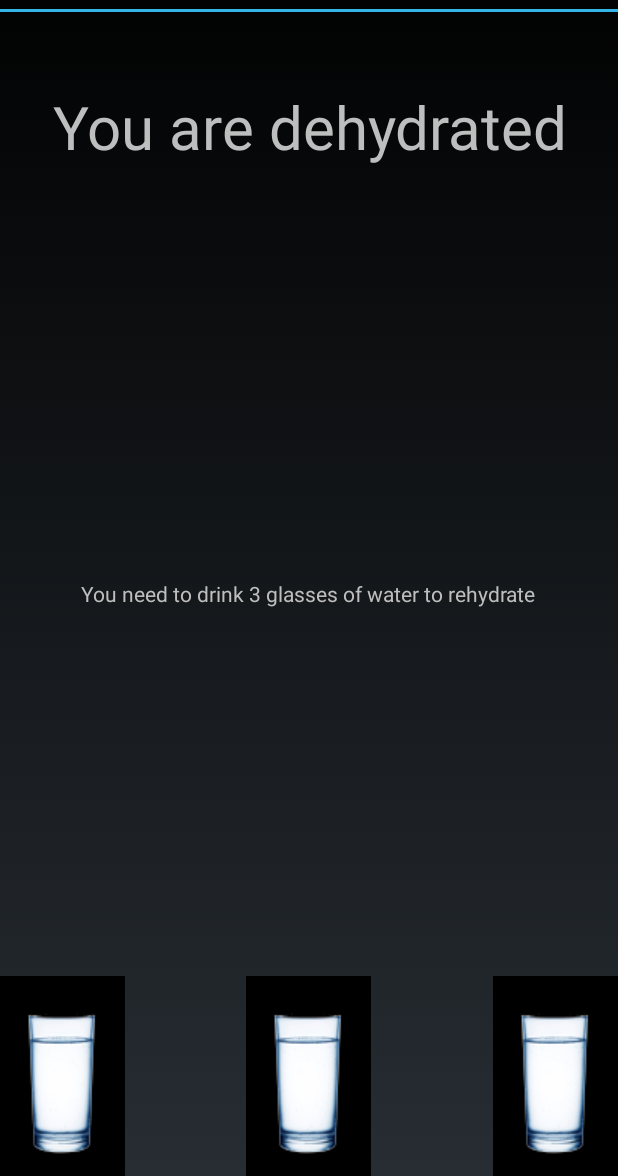
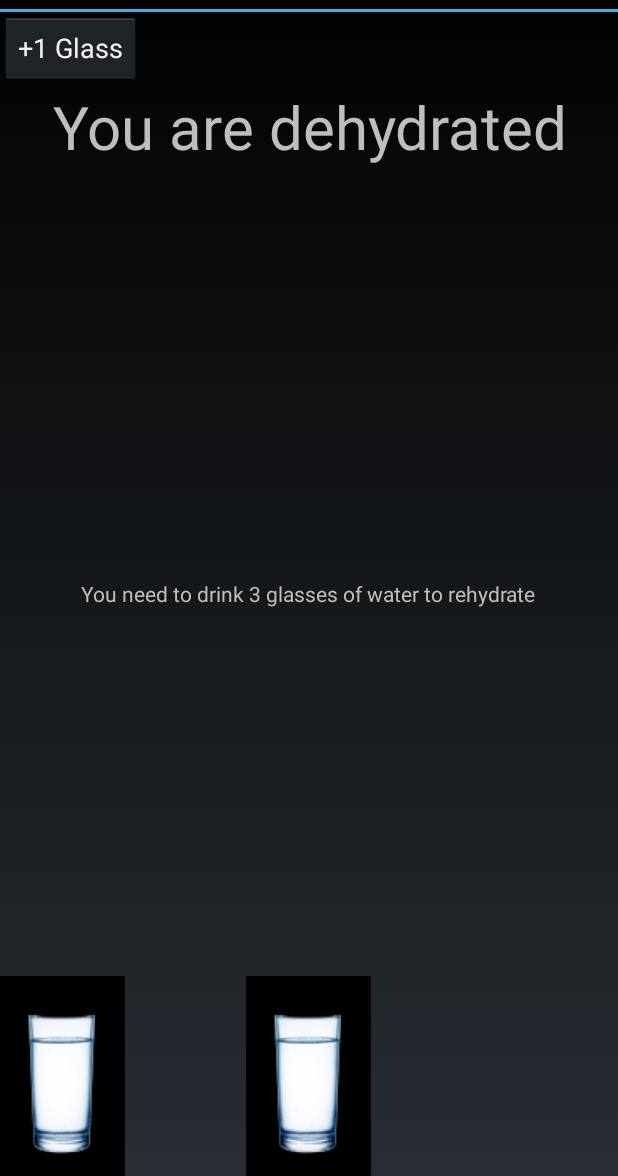
Before and after one commit to kstrauch/cupworthy, an Android app: the layout fragment_hydration.xml on its own in the app's theme, with its tools: preview values and no code run, on a phone screen of 412 x 824 dp, the part 60-1236 px from its top. Run offline under Robolectric (Android 15) with nearby library versions, the phone set to English and light mode, and no system bars.

Commit message:
Trying to change views with button in fragment, unsuccessful so far

```diff
--- a/app/src/main/res/layout/fragment_hydration.xml
+++ b/app/src/main/res/layout/fragment_hydration.xml
@@ -15,7 +15,7 @@
         android:layout_width="wrap_content"
         android:layout_height="wrap_content"
         android:text="You need to drink 3 glasses of water to rehydrate"
-        android:id="@+id/textView2"
+        android:id="@+id/howManyGlassesNeeded"
         android:layout_gravity="center" />
 
     <ImageView
@@ -35,6 +35,15 @@
         android:layout_height="wrap_content"
         android:id="@+id/imageView4"
         android:layout_gravity="right|bottom"
+        android:visibility="invisible"
         android:src="@drawable/glass_water" />
 
+    <Button
+        android:layout_width="wrap_content"
+        android:layout_height="wrap_content"
+        android:id="@+id/drinkAGlass"
+        android:text="+1 Glass"/>
+
+
+
 </FrameLayout>
```
Also changed, not shown: app/src/main/java/com/jam/ksm/cupworthy/hydrationFragment.java (+44 -3 lines).
